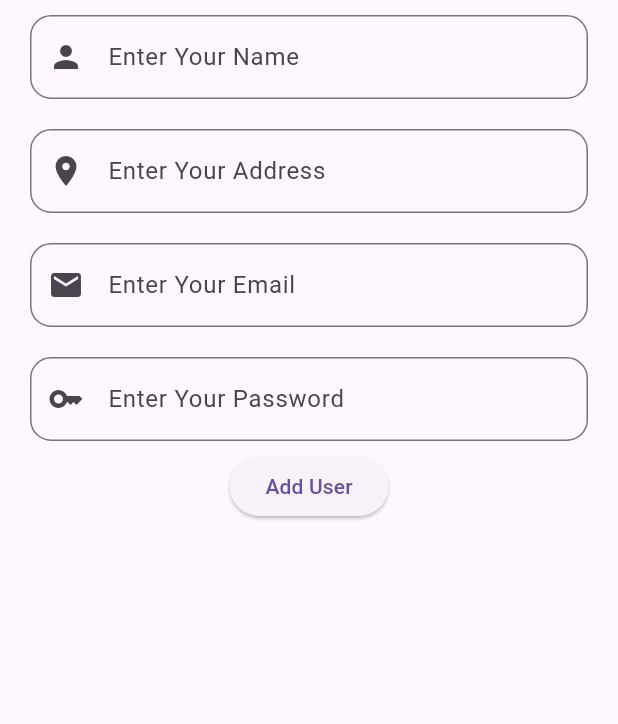
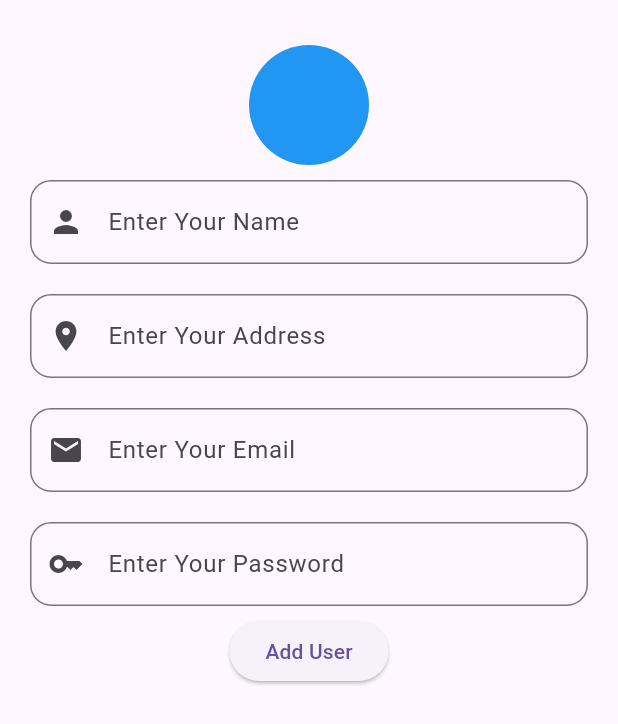
Before and after one commit to Syedasad-2000/Firebase-Work, a Flutter app: the screen it shows after launch, on a phone screen of 412 x 824 dp. Shown: the top 724 px of the screen. Run offline on Flutter 3.47's test engine with Material 3 defaults, Android fonts, the phone set to English and light mode, and no system bars; our stand-ins replace cloud_firestore, firebase_auth, firebase_core, image_picker; accounts and stored records are empty.

Commit message:
Image Picker

```diff
--- a/lib/user_register.dart
+++ b/lib/user_register.dart
@@ -1,6 +1,9 @@
+import 'dart:io';
+
 import 'package:cloud_firestore/cloud_firestore.dart';
 import 'package:firebase_project/update_screen.dart';
 import 'package:flutter/material.dart';
+import 'package:image_picker/image_picker.dart';
 import 'package:uuid/uuid.dart';
 
 class UserRegister extends StatefulWidget {
@@ -16,6 +19,8 @@ class _UserRegisterState extends State<UserRegister> {
   TextEditingController userAddress = TextEditingController();
   TextEditingController userEmail = TextEditingController();
   TextEditingController userPassword = TextEditingController();
+
+  File? userProfile;
 
 
   // void addUser()async{
@@ -56,6 +61,33 @@ class _UserRegisterState extends State<UserRegister> {
         child: Column(
           crossAxisAlignment: CrossAxisAlignment.start,
           children: [
+
+            const SizedBox(
+              height: 30,
+            ),
+
+            GestureDetector(
+                onTap: ()async{
+                  XFile? pickImage = await ImagePicker().pickImage(source: ImageSource.gallery);
+                  if (pickImage != null) {
+                    File convertedFile = File(pickImage.path);
+                    ScaffoldMessenger.of(context).showSnackBar(SnackBar(content: Text("Image selected")));
+                    setState(() {
+                      userProfile = convertedFile;
+                    });
+                  }
+                  else{
+                    ScaffoldMessenger.of(context).showSnackBar(SnackBar(content: Text("Image not selected")));
+                  }
+                },
+                child: Center(
+                  child: CircleAvatar(
+                    radius: 40,
+                    backgroundColor: Colors.blue,
+                    backgroundImage: userProfile != null ? FileImage(userProfile!) : null ,
+                  ),
+                )),
+
             Container(
               margin: EdgeInsets.symmetric(horizontal: 20,vertical: 10),
               child: TextFormField(
--- a/pubspec.yaml
+++ b/pubspec.yaml
@@ -39,6 +39,7 @@ dependencies:
   firebase_auth: ^4.15.2
   cloud_firestore: ^4.13.6
   uuid: ^4.2.2
+  image_picker: ^1.0.5
 
 dev_dependencies:
   flutter_test:
```
Also changed, not shown: pubspec.lock, 5 other files.
